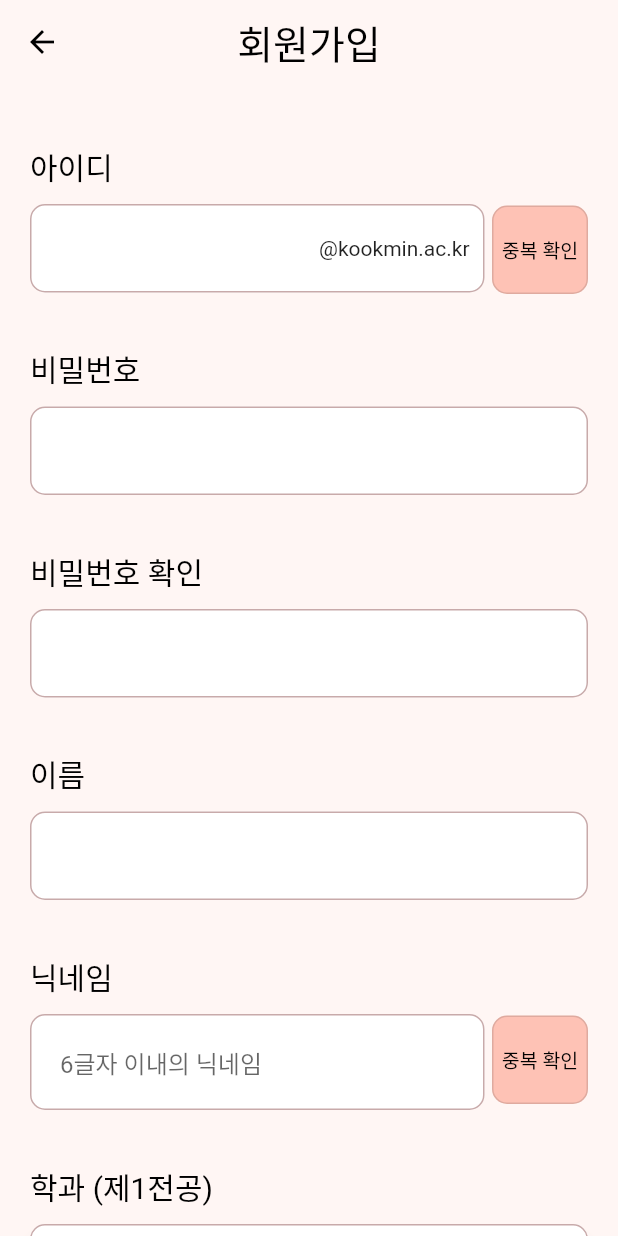
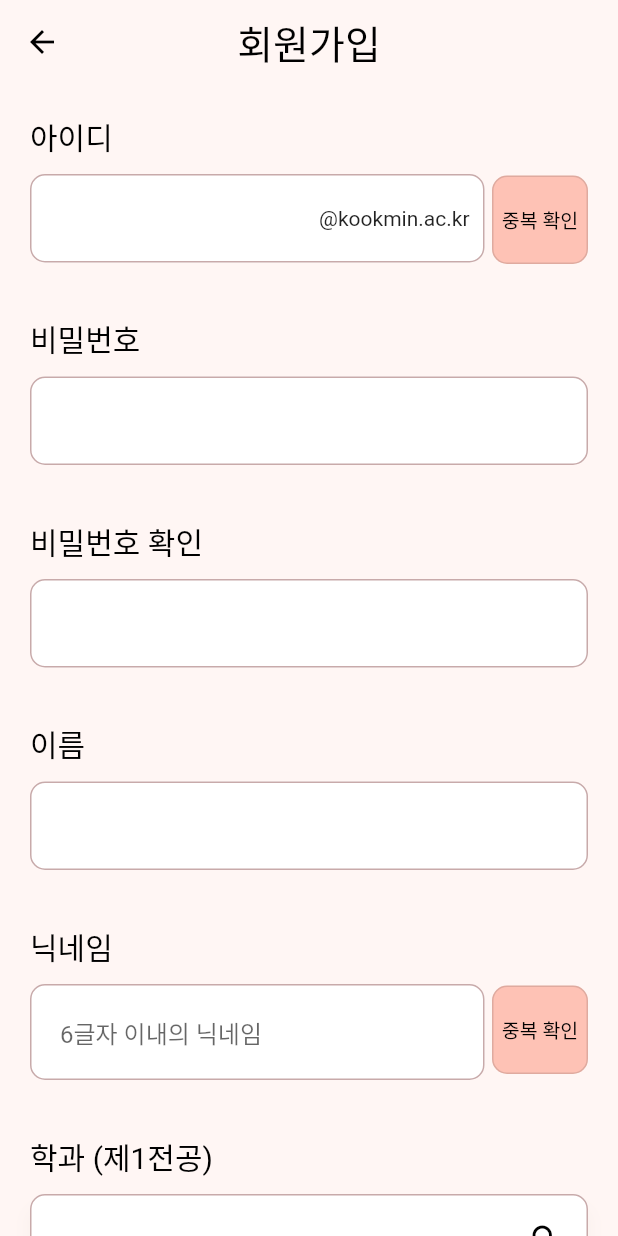
Before and after one commit to TEAM-LINRING/LINRING-FRONT, a Flutter app: the SignUpScreen screen opened by its route, on a phone screen of 412 x 824 dp. Run offline on Flutter 3.47's test engine with Material 2 defaults, Android fonts, the phone set to English and light mode, and no system bars; our stand-ins replace carousel_slider, firebase_core, firebase_dynamic_links, flutter_dotenv, flutter_rating_bar, flutter_secure_storage; missing offline and left inert: omni_datetime_picker; accounts and stored records are empty; Roboto replaces fonts that are missing (Pretendard).

Commit message:
Design: 앱바 아래 여백 조정

```diff
--- a/lib/screens/profile_screen.dart
+++ b/lib/screens/profile_screen.dart
@@ -197,7 +197,7 @@ class _ProfileScreenState extends State<ProfileScreen> {
         child:
             Column(mainAxisAlignment: MainAxisAlignment.spaceAround, children: [
           const SizedBox(
-            height: 40,
+            height: 20,
           ),
 
           //닉네임
--- a/lib/screens/signup_screen.dart
+++ b/lib/screens/signup_screen.dart
@@ -217,7 +217,7 @@ class _SignUpScreenState extends State<SignUpScreen> {
         child:
             Column(mainAxisAlignment: MainAxisAlignment.spaceAround, children: [
           const SizedBox(
-            height: 40,
+            height: 20,
           ),
           //아이디
 
```
